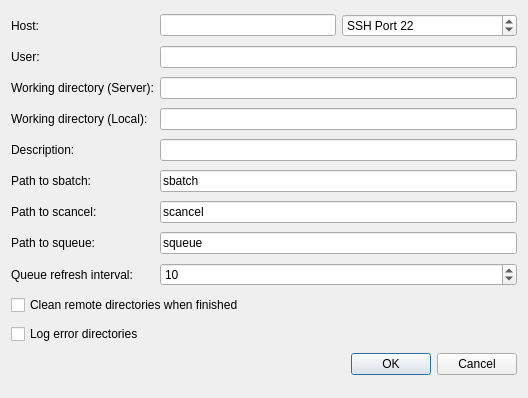
xtalopt/XtalOpt, file src/globalsearch/queueinterfaces/slurmdialog.ui: the form before one commit.
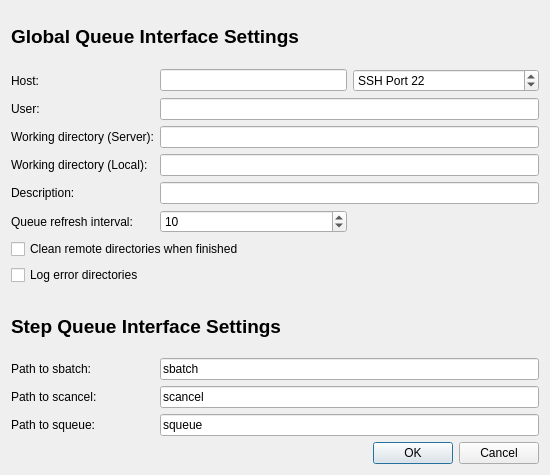
The form after the commit.

Commit message: Major change: different opts and QIs for steps

```diff
--- a/src/globalsearch/queueinterfaces/slurmdialog.ui
+++ b/src/globalsearch/queueinterfaces/slurmdialog.ui
@@ -6,8 +6,8 @@
    <rect>
     <x>0</x>
     <y>0</y>
-    <width>528</width>
-    <height>398</height>
+    <width>550</width>
+    <height>475</height>
    </rect>
   </property>
   <property name="sizePolicy">
@@ -20,7 +20,34 @@
    <string>SLURM Queue Configuration</string>
   </property>
   <layout class="QGridLayout" name="gridLayout">
-   <item row="0" column="0">
+   <item row="7" column="0" colspan="4">
+    <widget class="QCheckBox" name="cb_cleanRemoteOnStop">
+     <property name="text">
+      <string>Clean remote directories when finished</string>
+     </property>
+    </widget>
+   </item>
+   <item row="6" column="2">
+    <widget class="QSpinBox" name="spin_interval">
+     <property name="minimum">
+      <number>1</number>
+     </property>
+     <property name="maximum">
+      <number>99999</number>
+     </property>
+     <property name="value">
+      <number>10</number>
+     </property>
+    </widget>
+   </item>
+   <item row="6" column="0">
+    <widget class="QLabel" name="label_2">
+     <property name="text">
+      <string>Queue refresh interval:</string>
+     </property>
+    </widget>
+   </item>
+   <item row="1" column="0">
     <widget class="QLabel" name="label_18">
      <property name="sizePolicy">
       <sizepolicy hsizetype="Maximum" vsizetype="Preferred">
@@ -36,7 +63,7 @@
      </property>
     </widget>
    </item>
-   <item row="5" column="2" colspan="2">
+   <item row="11" column="2" colspan="2">
     <widget class="QLineEdit" name="edit_sbatch">
      <property name="toolTip">
       <string>Command used to submit jobs to the SLURM queue. Usually sbatch.</string>
@@ -46,7 +73,7 @@
      </property>
     </widget>
    </item>
-   <item row="6" column="0">
+   <item row="12" column="0">
     <widget class="QLabel" name="label_scancel">
      <property name="sizePolicy">
       <sizepolicy hsizetype="Maximum" vsizetype="Preferred">
@@ -65,7 +92,7 @@
      </property>
     </widget>
    </item>
-   <item row="7" column="0">
+   <item row="13" column="0">
     <widget class="QLabel" name="label_check">
      <property name="sizePolicy">
       <sizepolicy hsizetype="Maximum" vsizetype="Preferred">
@@ -84,14 +111,21 @@
      </property>
     </widget>
    </item>
-   <item row="1" column="2" colspan="2">
+   <item row="2" column="2" colspan="2">
     <widget class="QLineEdit" name="edit_username">
      <property name="toolTip">
       <string>Username on above host.</string>
      </property>
     </widget>
    </item>
-   <item row="3" column="0">
+   <item row="4" column="2" colspan="2">
+    <widget class="QLineEdit" name="edit_locpath">
+     <property name="toolTip">
+      <string>Local path to store files</string>
+     </property>
+    </widget>
+   </item>
+   <item row="4" column="0">
     <widget class="QLabel" name="label_21">
      <property name="sizePolicy">
       <sizepolicy hsizetype="Maximum" vsizetype="Preferred">
@@ -108,13 +142,13 @@
     </widget>
    </item>
    <item row="3" column="2" colspan="2">
-    <widget class="QLineEdit" name="edit_locpath">
+    <widget class="QLineEdit" name="edit_rempath">
      <property name="toolTip">
       <string>Local path to store files</string>
      </property>
     </widget>
    </item>
-   <item row="5" column="0">
+   <item row="11" column="0">
     <widget class="QLabel" name="label_launch">
      <property name="sizePolicy">
       <sizepolicy hsizetype="Maximum" vsizetype="Preferred">
@@ -133,7 +167,14 @@
      </property>
     </widget>
    </item>
-   <item row="2" column="0" colspan="2">
+   <item row="1" column="2">
+    <widget class="QLineEdit" name="edit_host">
+     <property name="toolTip">
+      <string>Address of host. Can use IP or host name.</string>
+     </property>
+    </widget>
+   </item>
+   <item row="3" column="0" colspan="2">
     <widget class="QLabel" name="label_20">
      <property name="sizePolicy">
       <sizepolicy hsizetype="Maximum" vsizetype="Preferred">
@@ -149,21 +190,7 @@
      </property>
     </widget>
    </item>
-   <item row="2" column="2" colspan="2">
-    <widget class="QLineEdit" name="edit_rempath">
-     <property name="toolTip">
-      <string>Path on remote host to use during optimizations. Do not use wildcard characters or BASH-specific characters (e.g. '~' in place of /home/user).</string>
-     </property>
-    </widget>
-   </item>
-   <item row="0" column="2">
-    <widget class="QLineEdit" name="edit_host">
-     <property name="toolTip">
-      <string>Address of host. Can use IP or host name.</string>
-     </property>
-    </widget>
-   </item>
-   <item row="0" column="3">
+   <item row="1" column="3">
     <widget class="QSpinBox" name="spin_port">
      <property name="prefix">
       <string>SSH Port </string>
@@ -176,7 +203,7 @@
      </property>
     </widget>
    </item>
-   <item row="1" column="0">
+   <item row="2" column="0">
     <widget class="QLabel" name="label_19">
      <property name="sizePolicy">
       <sizepolicy hsizetype="Maximum" vsizetype="Preferred">
@@ -192,7 +219,14 @@
      </property>
     </widget>
    </item>
-   <item row="6" column="2" colspan="2">
+   <item row="5" column="2" colspan="2">
+    <widget class="QLineEdit" name="edit_description">
+     <property name="toolTip">
+      <string>Short description of optimization (used as %description% template keyword in input templates).</string>
+     </property>
+    </widget>
+   </item>
+   <item row="12" column="2" colspan="2">
     <widget class="QLineEdit" name="edit_scancel">
      <property name="toolTip">
       <string>Command used to delete jobs from the queue. Usually scancel.</string>
@@ -202,7 +236,7 @@
      </property>
     </widget>
    </item>
-   <item row="7" column="2" colspan="2">
+   <item row="13" column="2" colspan="2">
     <widget class="QLineEdit" name="edit_squeue">
      <property name="toolTip">
       <string>Command used to check the SLURM queue. Use squeue.</string>
@@ -212,14 +246,7 @@
      </property>
     </widget>
    </item>
-   <item row="4" column="2" colspan="2">
-    <widget class="QLineEdit" name="edit_description">
-     <property name="toolTip">
-      <string>Short description of optimization (used as %description% template keyword in input templates).</string>
-     </property>
-    </widget>
-   </item>
-   <item row="4" column="0">
+   <item row="5" column="0">
     <widget class="QLabel" name="label">
      <property name="text">
       <string>Description:</string>
@@ -229,7 +256,7 @@
      </property>
     </widget>
    </item>
-   <item row="11" column="3">
+   <item row="17" column="3">
     <widget class="QDialogButtonBox" name="buttonBox">
      <property name="orientation">
       <enum>Qt::Horizontal</enum>
@@ -239,34 +266,14 @@
      </property>
     </widget>
    </item>
+   <item row="0" column="0" colspan="4">
+    <widget class="QLabel" name="label_3">
+     <property name="text">
+      <string>&lt;html&gt;&lt;head/&gt;&lt;body&gt;&lt;p&gt;&lt;span style=&quot; font-size:14pt; font-weight:600;&quot;&gt;Global Queue Interface Settings&lt;/span&gt;&lt;/p&gt;&lt;/body&gt;&lt;/html&gt;</string>
+     </property>
+    </widget>
+   </item>
    <item row="8" column="0">
-    <widget class="QLabel" name="label_2">
-     <property name="text">
-      <string>Queue refresh interval:</string>
-     </property>
-    </widget>
-   </item>
-   <item row="8" column="2" colspan="2">
-    <widget class="QSpinBox" name="spin_interval">
-     <property name="minimum">
-      <number>1</number>
-     </property>
-     <property name="maximum">
-      <number>99999</number>
-     </property>
-     <property name="value">
-      <number>10</number>
-     </property>
-    </widget>
-   </item>
-   <item row="9" column="0" colspan="4">
-    <widget class="QCheckBox" name="cb_cleanRemoteOnStop">
-     <property name="text">
-      <string>Clean remote directories when finished</string>
-     </property>
-    </widget>
-   </item>
-   <item row="10" column="0" colspan="2">
     <widget class="QCheckBox" name="cb_logErrorDirs">
      <property name="toolTip">
       <string>&lt;html&gt;&lt;head/&gt;&lt;body&gt;&lt;p&gt;Leaves a copy of a directory in which an error occurred in &amp;lt;local_path&amp;gt;/errorDirs.&lt;/p&gt;&lt;p&gt;&lt;br/&gt;&lt;/p&gt;&lt;p&gt;This can help when figuring out why an xtal fails when submitted.&lt;/p&gt;&lt;p&gt;&lt;br/&gt;&lt;/p&gt;&lt;p&gt;Only keeps one copy for each xtal directory (so if an error occurred in 00001x00001 twice, the first error directory would have been overwritten by the second)&lt;/p&gt;&lt;/body&gt;&lt;/html&gt;</string>
@@ -276,6 +283,29 @@
      </property>
     </widget>
    </item>
+   <item row="10" column="0" colspan="4">
+    <widget class="QLabel" name="label_4">
+     <property name="text">
+      <string>&lt;html&gt;&lt;head/&gt;&lt;body&gt;&lt;p&gt;&lt;span style=&quot; font-size:14pt; font-weight:600;&quot;&gt;Step Queue Interface Settings&lt;/span&gt;&lt;/p&gt;&lt;/body&gt;&lt;/html&gt;</string>
+     </property>
+    </widget>
+   </item>
+   <item row="9" column="0">
+    <spacer name="verticalSpacer">
+     <property name="orientation">
+      <enum>Qt::Vertical</enum>
+     </property>
+     <property name="sizeType">
+      <enum>QSizePolicy::Minimum</enum>
+     </property>
+     <property name="sizeHint" stdset="0">
+      <size>
+       <width>10</width>
+       <height>10</height>
+      </size>
+     </property>
+    </spacer>
+   </item>
   </layout>
  </widget>
  <tabstops>
```
Left out of the diff: 4 changed lines with no effect on the pictures. The commit also changes 55 other files.
